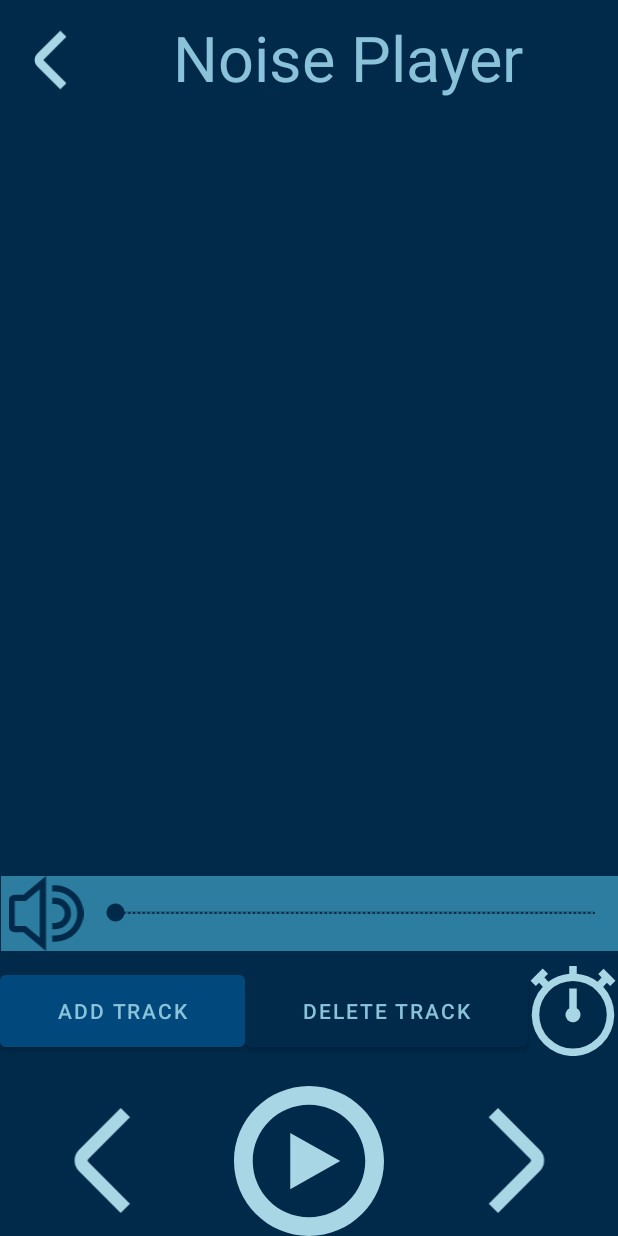
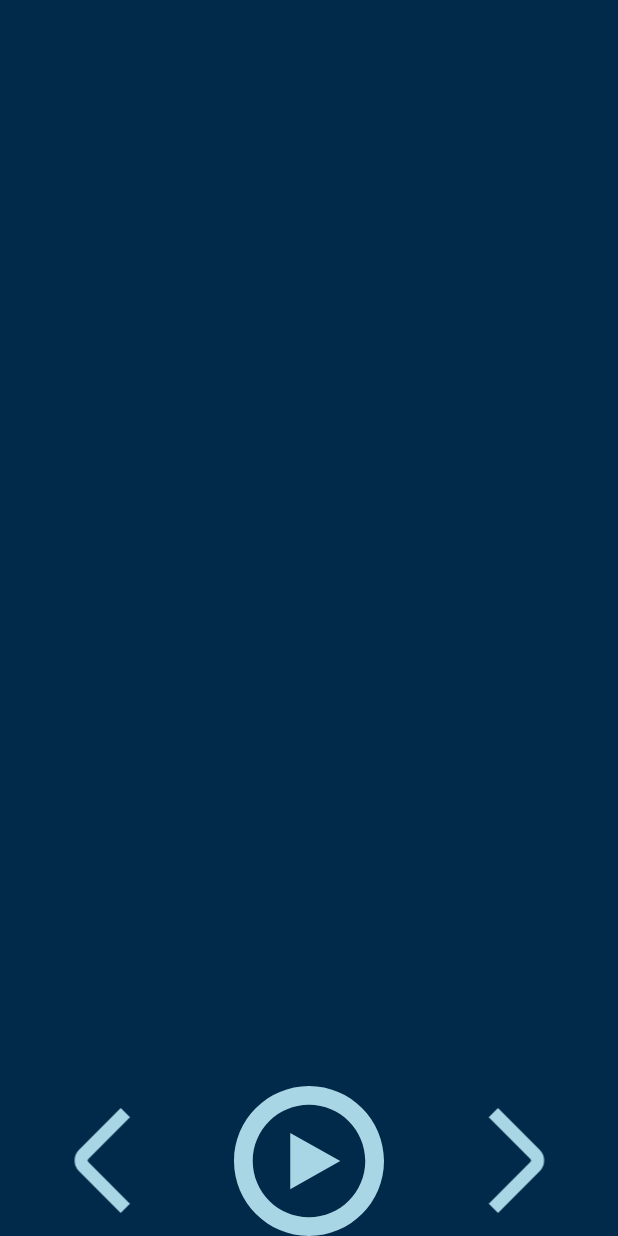
Before and after one commit to jasperket/FocusScape, an Android app: the NoisePlayer screen opened directly, with no data from a screen before it, on a phone screen of 412 x 824 dp. Run offline under Robolectric (Android 15) with nearby library versions, the light colour scheme and no system bars.

Commit message:
Main Activity and Scene1 Layout

```diff
--- a/app/src/main/res/layout/activity_noise_player.xml
+++ b/app/src/main/res/layout/activity_noise_player.xml
@@ -8,102 +8,16 @@
     tools:context=".NoisePlayer">
 
 
-    <TableRow
-        android:id="@+id/tableRow"
-        android:layout_width="match_parent"
-        android:layout_height="wrap_content"
+    <FrameLayout
+        android:layout_width="409dp"
+        android:layout_height="779dp"
+        android:id="@+id/framelayout"
+        app:layout_constraintBottom_toTopOf="@+id/linearLayout"
         app:layout_constraintEnd_toEndOf="parent"
         app:layout_constraintStart_toStartOf="parent"
         app:layout_constraintTop_toTopOf="parent">
 
-
-        <ImageView
-            android:id="@+id/btnBack"
-            android:layout_width="70dp"
-            android:layout_height="80dp"
-            android:clickable="true"
-            android:onClick="goBack"
-            app:srcCompat="@drawable/angle_small_left" />
-
-        <TextView
-            android:id="@+id/textView"
-            android:layout_width="wrap_content"
-            android:layout_height="wrap_content"
-            android:layout_marginLeft="45dp"
-            android:layout_marginTop="10dp"
-            android:text="Noise Player"
-            android:textColor="@color/light_blue"
-            android:textSize="42dp" />
-
-    </TableRow>
-
-
-
-    <TableRow
-        android:id="@+id/tableRow2"
-        android:layout_width="411dp"
-        android:layout_height="wrap_content"
-        android:background="@color/mid_blue"
-        app:layout_constraintBottom_toTopOf="@+id/tableRow3"
-        app:layout_constraintEnd_toEndOf="parent"
-        app:layout_constraintStart_toStartOf="parent">
-
-        <ImageView
-            android:id="@+id/btnVolumeMute"
-            android:layout_width="60dp"
-            android:layout_height="50dp"
-            android:onClick="muteVolume"
-            app:srcCompat="@drawable/volume" />
-
-        <SeekBar
-            android:id="@+id/seekBar"
-            android:layout_width="match_parent"
-            android:layout_height="match_parent"
-            android:thumbTint="@color/dark_blue"
-            android:tickMark="@color/dark_blue" />
-    </TableRow>
-
-    <TableRow
-        android:id="@+id/tableRow3"
-        android:layout_width="match_parent"
-        android:layout_height="wrap_content"
-        android:paddingBottom="10dp"
-        android:paddingTop="10dp"
-        app:layout_constraintBottom_toTopOf="@+id/linearLayout">
-
-        <LinearLayout
-            android:layout_width="match_parent"
-            android:layout_height="wrap_content">
-
-            <Button
-                android:id="@+id/btnAddTrack"
-                android:layout_width="wrap_content"
-                android:layout_height="match_parent"
-                android:layout_weight="1"
-                android:backgroundTint="@color/mid_blue_plus"
-                android:text="Add Track"
-                android:textColor="@color/light_blue" />
-
-            <Button
-                android:id="@+id/btnDeleteTrack"
-                android:layout_width="wrap_content"
-                android:layout_height="match_parent"
-                android:layout_weight="1"
-                android:backgroundTint="@color/dark_blue_minus"
-                android:text="Delete Track"
-                android:textColor="@color/light_blue" />
-
-            <ImageView
-                android:id="@+id/btnTimer"
-                android:layout_width="60dp"
-                android:layout_height="60dp"
-                android:clickable="true"
-                android:contentDescription="Timber button"
-                app:srcCompat="@drawable/stopwatch" />
-
-        </LinearLayout>
-
-    </TableRow>
+    </FrameLayout>
 
     <LinearLayout
         android:id="@+id/linearLayout"
@@ -116,7 +30,6 @@
         app:layout_constraintEnd_toEndOf="parent"
         app:layout_constraintHorizontal_bias="0.0"
         app:layout_constraintStart_toStartOf="parent"
-        app:layout_constraintTop_toBottomOf="@+id/tableRow"
         app:layout_constraintVertical_bias="1.0">
 
 
@@ -148,16 +61,5 @@
             app:srcCompat="@drawable/angle_right" />
     </LinearLayout>
 
-    <LinearLayout
-        android:layout_width="match_parent"
-        android:layout_height="wrap_content"
-        android:orientation="vertical"
-        app:layout_constraintBottom_toTopOf="@+id/tableRow2"
-        app:layout_constraintEnd_toEndOf="parent"
-        app:layout_constraintStart_toStartOf="parent"
-        app:layout_constraintTop_toBottomOf="@+id/tableRow">
-
-    </LinearLayout>
-
 
 </androidx.constraintlayout.widget.ConstraintLayout>
--- a/app/src/main/res/layout/fragment_scene1.xml
+++ b/app/src/main/res/layout/fragment_scene1.xml
@@ -138,7 +138,7 @@
                 android:layout_width="100dp"
                 android:layout_height="100dp"
                 android:clickable="true"
-                android:src="@drawable/wind" />
+                android:src="@drawable/rain" />
 
             <ImageView
                 android:layout_width="100dp"
```
